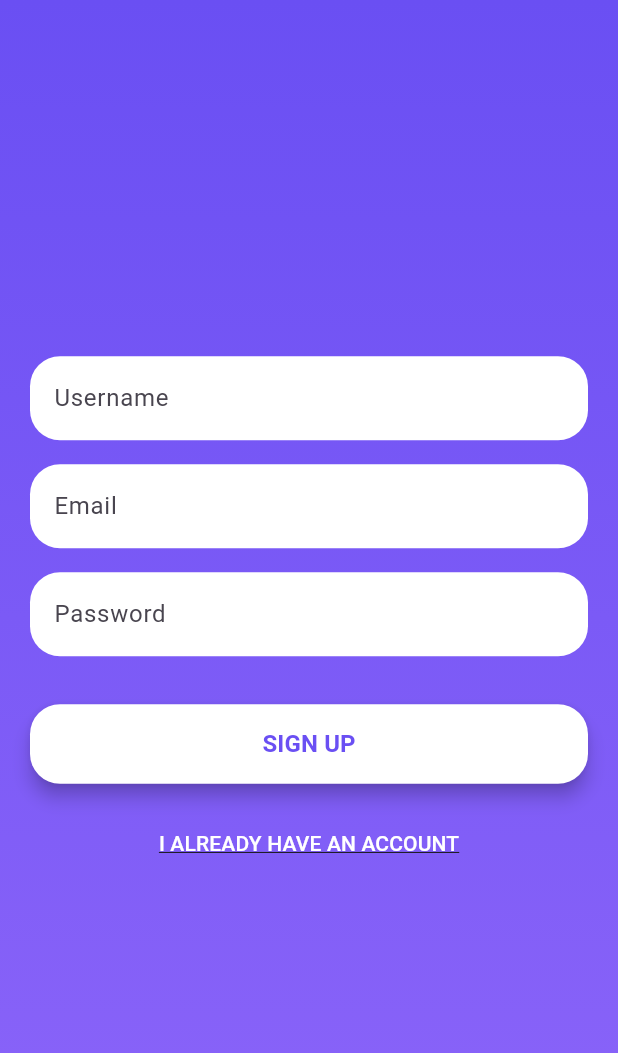
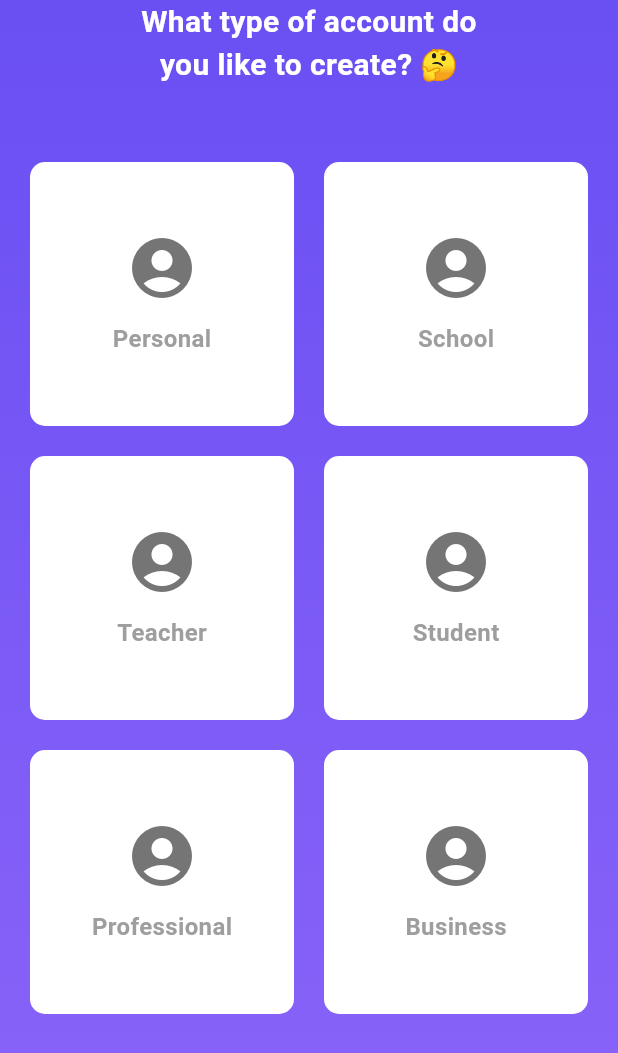
Before and after one commit to aniketrajkuntwar/quiz_app_flutter, a Flutter app: the screen it shows after launch, after a tap on "GET STARTED", on a phone screen of 412 x 824 dp. Shown: the top 1053 px of the screen. Run offline on Flutter 3.47's test engine with Material 3 defaults, Android fonts, the phone set to English and light mode, and no system bars.

Commit message:
Add files via upload

```diff
--- a/lib/main.dart
+++ b/lib/main.dart
@@ -114,7 +114,7 @@ class _FirstScreenState extends State<FirstScreen>
                         Navigator.push(
                           context,
                           MaterialPageRoute(
-                            builder: (context) => CreateAccountPage(),
+                            builder: (context) => AccountTypePage(),
                           ),
                         );
                       },
@@ -155,6 +155,151 @@ class _FirstScreenState extends State<FirstScreen>
               ),
             ],
           ),
+        ),
+      ),
+    );
+  }
+}
+
+class AccountTypePage extends StatelessWidget {
+  @override
+  Widget build(BuildContext context) {
+    return Scaffold(
+      body: SafeArea(
+        child: Container(
+          width: double.infinity,
+          decoration: const BoxDecoration(
+            gradient: LinearGradient(
+              colors: [Color(0xFF6A4FF3), Color(0xFF8C65F9)],
+              begin: Alignment.topCenter,
+              end: Alignment.bottomCenter,
+            ),
+          ),
+          child: Column(
+            mainAxisAlignment: MainAxisAlignment.center,
+            children: [
+              const Text(
+                "What type of account do\nyou like to create? 🤔",
+                textAlign: TextAlign.center,
+                style: TextStyle(
+                  color: Colors.white,
+                  fontSize: 20,
+                  fontWeight: FontWeight.w600,
+                ),
+              ),
+              const SizedBox(height: 30),
+              Expanded(
+                child: GridView.count(
+                  crossAxisCount: 2,
+                  mainAxisSpacing: 20,
+                  crossAxisSpacing: 20,
+                  padding: const EdgeInsets.all(20),
+                  children: [
+                    _buildAccountTypeCard(
+                      title: "Personal",
+                      onTap: () {
+                        Navigator.push(
+                          context,
+                          MaterialPageRoute(
+                            builder: (context) => CreateAccountPage(),
+                          ),
+                        );
+                      },
+                    ),
+                    _buildAccountTypeCard(
+                      title: "School",
+                      onTap: () {
+                        Navigator.push(
+                          context,
+                          MaterialPageRoute(
+                            builder: (context) => CreateAccountPage(),
+                          ),
+                        );
+                      },
+                    ),
+                    _buildAccountTypeCard(
+                      title: "Teacher",
+                      onTap: () {
+                        Navigator.push(
+                          context,
+                          MaterialPageRoute(
+                            builder: (context) => CreateAccountPage(),
+                          ),
+                        );
+                      },
+                    ),
+                    _buildAccountTypeCard(
+                      title: "Student",
+                      onTap: () {
+                        Navigator.push(
+                          context,
+                          MaterialPageRoute(
+                            builder: (context) => CreateAccountPage(),
+                          ),
+                        );
+                      },
+                    ),
+                    _buildAccountTypeCard(
+                      title: "Professional",
+                      onTap: () {
+                        Navigator.push(
+                          context,
+                          MaterialPageRoute(
+                            builder: (context) => CreateAccountPage(),
+                          ),
+                        );
+                      },
+                    ),
+                    _buildAccountTypeCard(
+                      title: "Business",
+                      onTap: () {
+                        Navigator.push(
+                          context,
+                          MaterialPageRoute(
+                            builder: (context) => CreateAccountPage(),
+                          ),
+                        );
+                      },
+                    ),
+                  ],
+                ),
+              ),
+            ],
+          ),
+        ),
+      ),
+    );
+  }
+
+  Widget _buildAccountTypeCard({
+    required String title,
+    required VoidCallback onTap,
+  }) {
+    return InkWell(
+      onTap: onTap,
+      child: Container(
+        decoration: BoxDecoration(
+          color: Colors.white,
+          borderRadius: BorderRadius.circular(10),
+        ),
+        child: Column(
+          mainAxisAlignment: MainAxisAlignment.center,
+          children: [
+            Icon(
+              Icons.account_circle,
+              size: 48,
+              color: Colors.grey[600],
+            ),
+            const SizedBox(height: 12),
+            Text(
+              title,
+              style: const TextStyle(
+                color: Colors.grey,
+                fontSize: 16,
+                fontWeight: FontWeight.bold,
+              ),
+            ),
+          ],
         ),
       ),
     );
```
